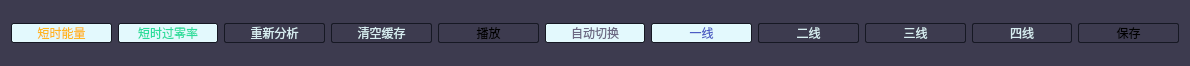
FangCunWuChang/DeepVocal-Mark-Tool, file DVMT/AuPlot/toolbuttons.ui: the form before one commit.
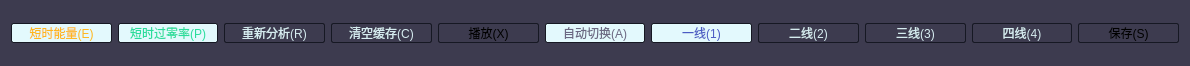
The form after the commit.

What changed in the file:
```diff
--- a/DVMT/AuPlot/toolbuttons.ui
+++ b/DVMT/AuPlot/toolbuttons.ui
@@ -72,7 +72,7 @@
 }</string>
      </property>
      <property name="text">
-      <string>短时能量</string>
+      <string>短时能量(E)</string>
      </property>
      <property name="shortcut">
       <string>Alt+E</string>
@@ -128,7 +128,7 @@
 }</string>
      </property>
      <property name="text">
-      <string>短时过零率</string>
+      <string>短时过零率(P)</string>
      </property>
      <property name="shortcut">
       <string>Alt+P</string>
@@ -184,7 +184,7 @@
 }</string>
      </property>
      <property name="text">
-      <string>重新分析</string>
+      <string>重新分析(R)</string>
      </property>
      <property name="shortcut">
       <string>Alt+R</string>
@@ -237,7 +237,7 @@
 }</string>
      </property>
      <property name="text">
-      <string>清空缓存</string>
+      <string>清空缓存(C)</string>
      </property>
      <property name="shortcut">
       <string>Alt+C</string>
@@ -293,7 +293,7 @@
 }</string>
      </property>
      <property name="text">
-      <string>播放</string>
+      <string>播放(X)</string>
      </property>
      <property name="shortcut">
       <string>Alt+X</string>
@@ -352,7 +352,7 @@
 }</string>
      </property>
      <property name="text">
-      <string>自动切换</string>
+      <string>自动切换(A)</string>
      </property>
      <property name="shortcut">
       <string>Alt+A</string>
@@ -411,7 +411,7 @@
 }</string>
      </property>
      <property name="text">
-      <string>一线</string>
+      <string>一线(1)</string>
      </property>
      <property name="shortcut">
       <string>1</string>
@@ -470,7 +470,7 @@
 }</string>
      </property>
      <property name="text">
-      <string>二线</string>
+      <string>二线(2)</string>
      </property>
      <property name="shortcut">
       <string>2</string>
@@ -529,7 +529,7 @@
 }</string>
      </property>
      <property name="text">
-      <string>三线</string>
+      <string>三线(3)</string>
      </property>
      <property name="shortcut">
       <string>3</string>
@@ -588,7 +588,7 @@
 }</string>
      </property>
      <property name="text">
-      <string>四线</string>
+      <string>四线(4)</string>
      </property>
      <property name="shortcut">
       <string>4</string>
@@ -647,7 +647,7 @@
 }</string>
      </property>
      <property name="text">
-      <string>保存</string>
+      <string>保存(S)</string>
      </property>
      <property name="shortcut">
       <string>Alt+S</string>
```
